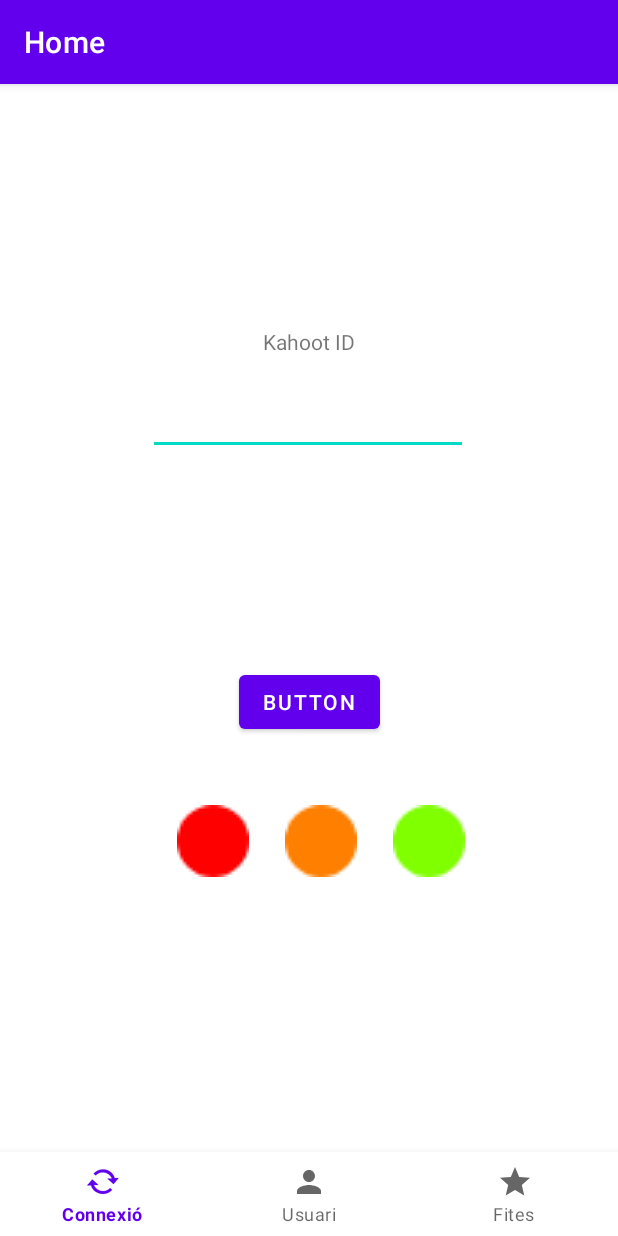
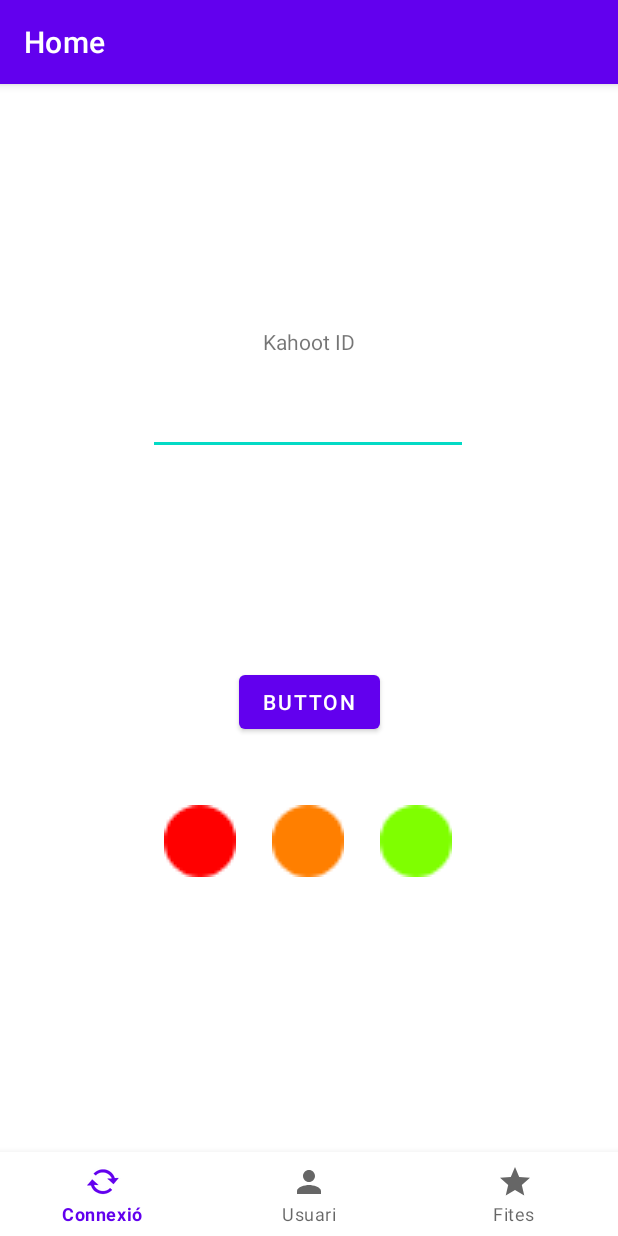
Before and after one commit to JesusSePe/UnDefined-APP, an Android app: the screen it shows after launch (MainActivity), on a phone screen of 412 x 824 dp. Run offline under Robolectric (Android 15) with nearby library versions, the phone set to English and light mode, and no system bars; our stand-ins replace navigation-ui.

Commit message:
[FIX] Main page re-aligneation of colors

```diff
--- a/app/src/main/res/layout/fragment_home.xml
+++ b/app/src/main/res/layout/fragment_home.xml
@@ -65,7 +65,7 @@
         android:src="@android:drawable/presence_invisible"
         app:layout_constraintBottom_toBottomOf="parent"
         app:layout_constraintEnd_toEndOf="parent"
-        app:layout_constraintHorizontal_bias="0.521"
+        app:layout_constraintHorizontal_bias="0.498"
         app:layout_constraintStart_toStartOf="parent"
         app:layout_constraintTop_toBottomOf="@+id/button"
         app:layout_constraintVertical_bias="0.193" />
```
